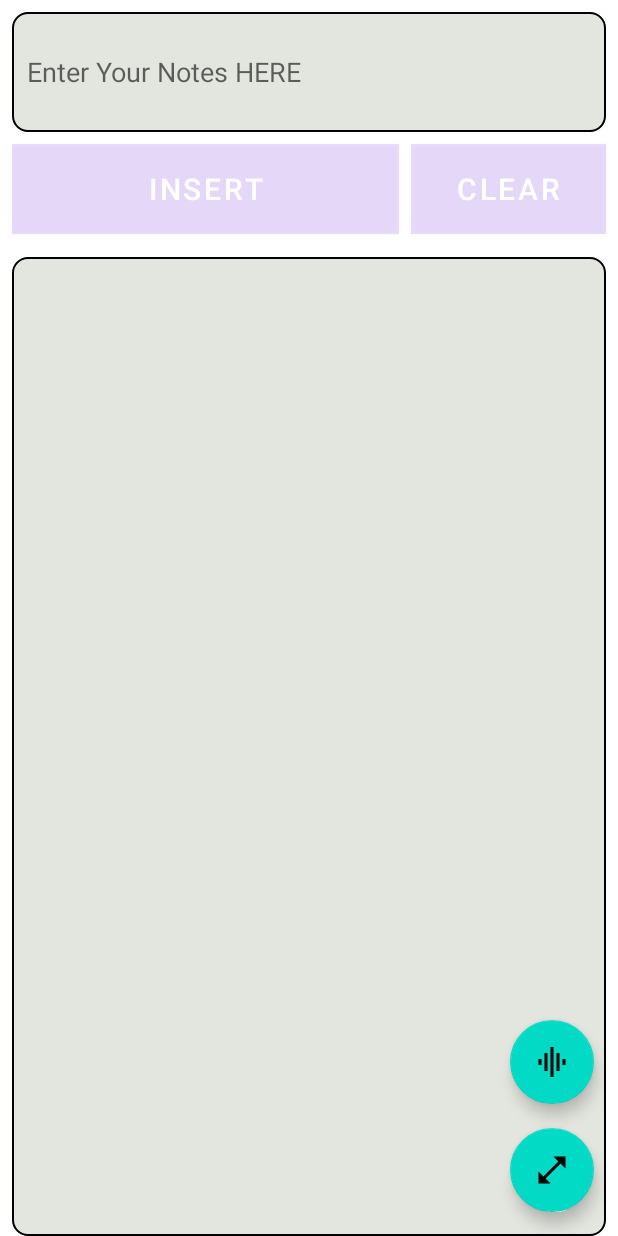
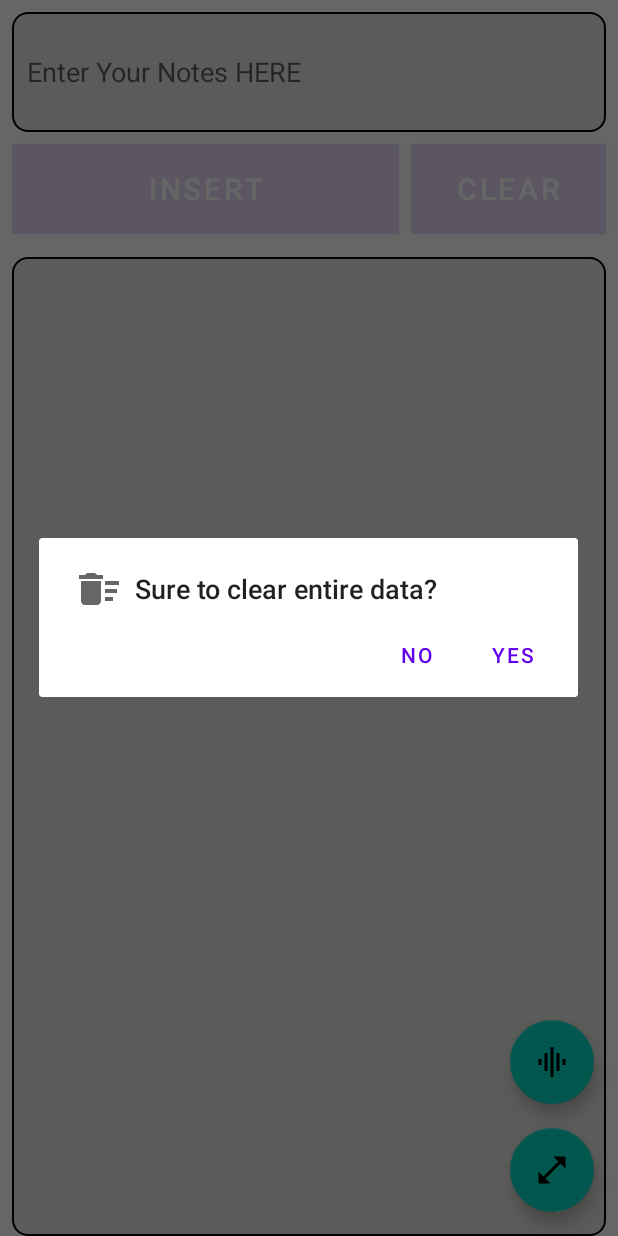
Before and after one commit to kyahaisab/Monitoring-App, an Android app: the screen it shows after launch (MainActivity), after a tap on "CLEAR", on a phone screen of 412 x 824 dp. Run offline under Robolectric (Android 15) with nearby library versions, the phone set to English and light mode, and no system bars; our stand-ins replace Room's generated code; 1 statement that could not run was skipped.

Commit message:
confirm before delete all via dialog

```diff
--- a/app/src/main/java/com/example/notesapp/MainActivity.kt
+++ b/app/src/main/java/com/example/notesapp/MainActivity.kt
@@ -1,25 +1,21 @@
 package com.example.notesapp
 
 import android.os.Bundle
-import android.util.Log
 import android.view.View
-import android.view.Window
-import android.view.WindowManager
-import androidx.activity.result.contract.ActivityResultContracts
+import android.widget.Toast
 import androidx.appcompat.app.AppCompatActivity
 import androidx.lifecycle.Observer
 import androidx.lifecycle.ViewModelProvider
 import androidx.recyclerview.widget.LinearLayoutManager
-import androidx.work.OneTimeWorkRequestBuilder
-import androidx.work.WorkManager
 import com.example.notesapp.graph.GraphActivity
-import com.example.notesapp.graph.GraphDialogFragment
+import com.example.notesapp.graph.ClearDialogFragment
+import com.example.notesapp.graph.ClearDialogFragment.Companion.NO
+import com.example.notesapp.graph.ClearDialogFragment.Companion.YES
 import com.example.notesapp.worker.MyWorkerService
-import com.example.notesapp.worker.MyWorkerService.Companion.workRequest
 import kotlinx.android.synthetic.main.activity_main.*
 
-class MainActivity : AppCompatActivity(), INotesRVAdapter, GraphDialogFragment.GraphDialogFragmentListener {
-
+class MainActivity : AppCompatActivity(), INotesRVAdapter,
+    ClearDialogFragment.GraphDialogFragmentListener {
     private lateinit var noteViewModel: NoteViewModel
     private lateinit var listRam: List<Note>
     override fun onCreate(savedInstanceState: Bundle?) {
@@ -63,8 +59,12 @@ class MainActivity : AppCompatActivity(), INotesRVAdapter, GraphDialogFragment.G
         }
 
         graphPlot.setOnClickListener {
-            val graphDialog = GraphDialogFragment.getInstance(this)
-            graphDialog.show(supportFragmentManager, "see graph")
+            val arrayList = ArrayList<Int>()
+                for(i in listRam){
+                    if(i.ram!="d")
+                      arrayList.add(i.ram.toInt())
+                }
+                startActivity(GraphActivity.getInstance(this, arrayList))
         }
     }
 
@@ -87,17 +87,16 @@ class MainActivity : AppCompatActivity(), INotesRVAdapter, GraphDialogFragment.G
     }
 
     fun clearData(view: android.view.View) {
-        noteViewModel.deleteAll()
+        val graphDialog = ClearDialogFragment.getInstance(this)
+        graphDialog.show(supportFragmentManager, "see graph")
     }
 
-    override fun onSelectedYesNo(buttonClicked: Boolean) {
-        if(buttonClicked) {
-            val arrayList = ArrayList<Int>()
-            for (i in listRam) {
-                if (i.ram != "d")
-                    arrayList.add(i.ram.toInt())
-            }
-            startActivity(GraphActivity.getInstance(this, arrayList))
-        }
+    override fun onSelectedYesNo(buttonClicked: String) {
+       if(buttonClicked == YES) {
+           noteViewModel.deleteAll()
+       }
+        else if(buttonClicked == NO) {
+         //  Toast.makeText(this, "You pressed No", Toast.LENGTH_LONG).show()
+       }
     }
 }
--- a/app/src/main/java/com/example/notesapp/graph/GraphDialogFragment.kt
+++ b/app/src/main/java/com/example/notesapp/graph/ClearDialogFragment.kt
@@ -7,7 +7,7 @@ import android.os.Bundle
 import androidx.fragment.app.DialogFragment
 import com.example.notesapp.R
 
-class GraphDialogFragment : DialogFragment() {
+class ClearDialogFragment : DialogFragment() {
 
     private var mListener: GraphDialogFragmentListener? = null
 
@@ -21,28 +21,32 @@ class GraphDialogFragment : DialogFragment() {
             dismiss()
 
         val builder: AlertDialog.Builder = AlertDialog.Builder(activity)
-        builder.setTitle("Sure to open Graph?")
-            .setIcon(R.drawable.ic_baseline_graphic_eq_24)
+        builder.setTitle("Sure to clear entire data?")
+            .setIcon(R.drawable.ic_baseline_delete_sweep_24)
             .setPositiveButton("Yes", object : DialogInterface.OnClickListener {
                 override fun onClick(dialog: DialogInterface?, id: Int) {
-                    mListener?.onSelectedYesNo(buttonClicked = true)
+                    mListener?.onSelectedYesNo(buttonClicked = YES)
                 }
             })
             .setNegativeButton("No", object : DialogInterface.OnClickListener {
-                override fun onClick(dialog: DialogInterface?, id: Int) {}
+                override fun onClick(dialog: DialogInterface?, id: Int) {
+                    mListener?.onSelectedYesNo(buttonClicked = NO)
+                }
             })
         return builder.create()
     }
 
     companion object {
-        fun getInstance(listener: GraphDialogFragmentListener?): GraphDialogFragment {
-            val fragment = GraphDialogFragment()
+        const val YES = "YES"
+        const val NO = "NO"
+        fun getInstance(listener: GraphDialogFragmentListener?): ClearDialogFragment {
+            val fragment = ClearDialogFragment()
             fragment.mListener = listener
             return fragment
         }
     }
 
     interface GraphDialogFragmentListener {
-        fun onSelectedYesNo(buttonClicked: Boolean)
+        fun onSelectedYesNo(buttonClicked: String)
     }
 }
--- /dev/null
+++ b/app/src/main/res/drawable/ic_baseline_delete_sweep_24.xml
@@ -0,0 +1,10 @@
+<vector xmlns:android="http://schemas.android.com/apk/res/android"
+    android:width="24dp"
+    android:height="24dp"
+    android:viewportWidth="24"
+    android:viewportHeight="24"
+    android:tint="?attr/colorControlNormal">
+  <path
+      android:fillColor="@android:color/white"
+      android:pathData="M15,16h4v2h-4zM15,8h7v2h-7zM15,12h6v2h-6zM3,18c0,1.1 0.9,2 2,2h6c1.1,0 2,-0.9 2,-2L13,8L3,8v10zM14,5h-3l-1,-1L6,4L5,5L2,5v2h12z"/>
+</vector>
--- a/app/src/main/res/layout/item_note.xml
+++ b/app/src/main/res/layout/item_note.xml
@@ -23,7 +23,6 @@
         android:id="@+id/deleteButton"
         android:layout_width="0dp"
         android:layout_height="wrap_content"
-        android:src="@drawable/ic_delete_24"
         android:background="@drawable/ic_delete_24"
         app:layout_constraintEnd_toEndOf="parent"
         app:layout_constraintStart_toEndOf="@id/text"
```
